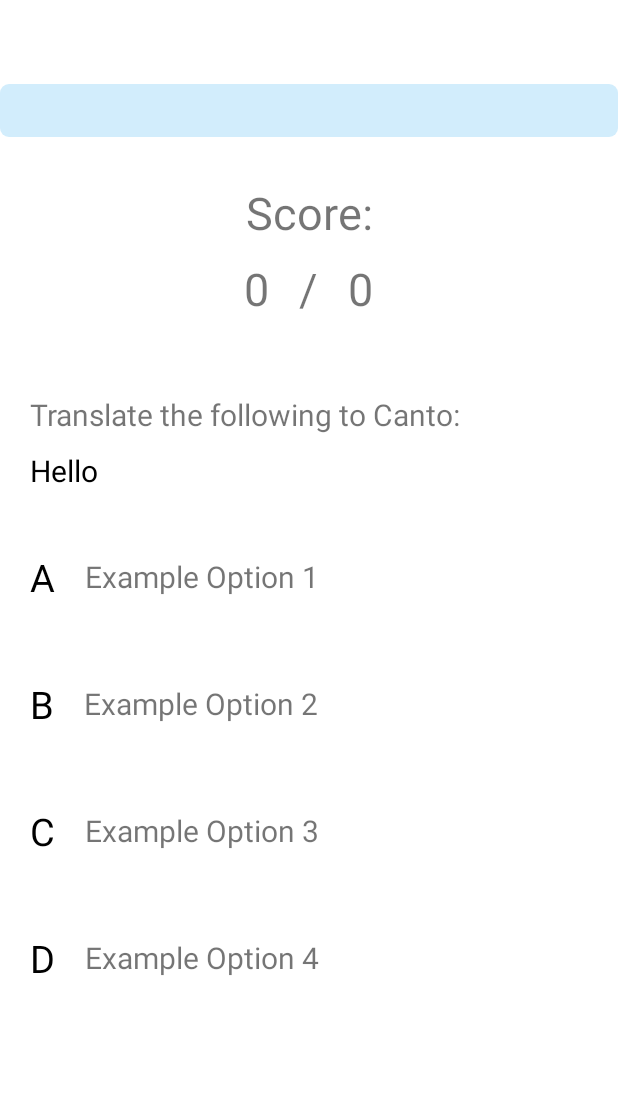
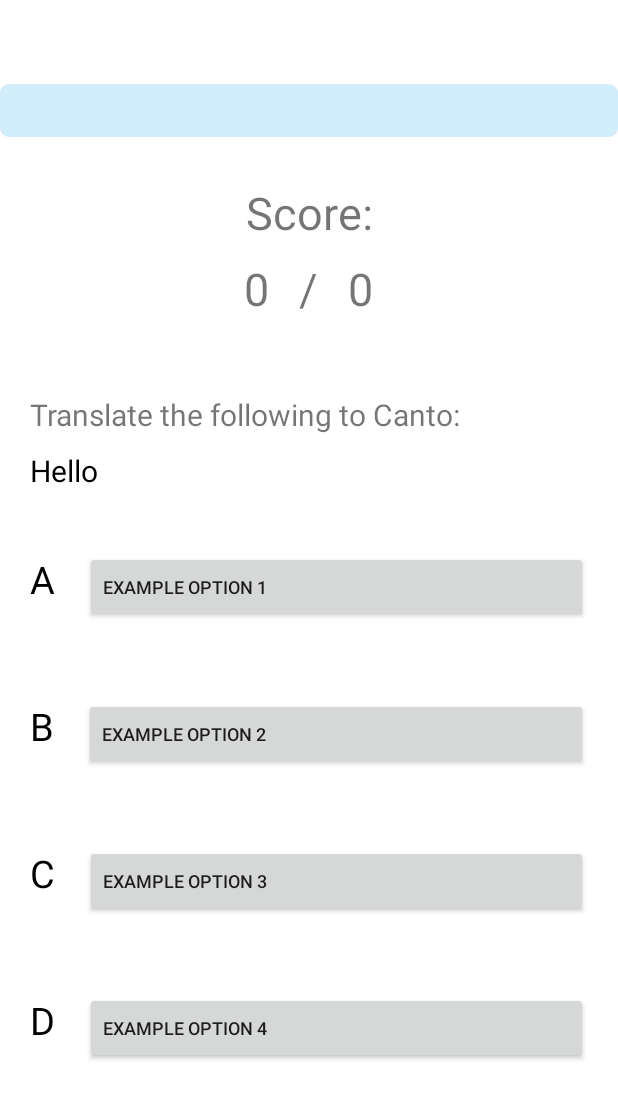
Before and after one commit to kttn54/CanStudy, an Android app: the layout activity_game.xml on its own in the app's theme, with its tools: preview values and no code run, on a phone screen of 412 x 824 dp. Shown: the top 1099 px of the screen. Run offline under Robolectric (Android 15) with nearby library versions, the phone set to English and light mode, and no system bars.

```diff
--- a/app/src/main/AndroidManifest.xml
+++ b/app/src/main/AndroidManifest.xml
@@ -4,8 +4,8 @@
     package="com.example.canstudy">
 
     <application
+        android:name=".CanStudyApp"
         android:allowBackup="true"
-        android:name=".CanStudyApp"
         android:dataExtractionRules="@xml/data_extraction_rules"
         android:fullBackupContent="@xml/backup_rules"
         android:icon="@mipmap/ic_launcher"
@@ -14,6 +14,9 @@
         android:supportsRtl="true"
         android:theme="@style/Theme.CanStudy"
         tools:targetApi="31">
+        <activity
+            android:name=".BaseActivity"
+            android:exported="false" />
         <activity
             android:name=".ui.GameActivity"
             android:exported="false" />
--- a/app/src/main/java/com/example/canstudy/db/WordDatabase.kt
+++ b/app/src/main/java/com/example/canstudy/db/WordDatabase.kt
@@ -57,7 +57,7 @@ abstract class WordDatabase: RoomDatabase() {
                         WordDatabase::class.java,
                         "CantoWords"
                     )
-                        .createFromAsset("database/CantoWords_v3.db")
+                        .createFromAsset("database/CantoWords_shortened.db")
                         .addMigrations(
                             migration1to2)
                         .build()
--- a/app/src/main/java/com/example/canstudy/ui/GameActivity.kt
+++ b/app/src/main/java/com/example/canstudy/ui/GameActivity.kt
@@ -6,17 +6,26 @@ import androidx.appcompat.app.AppCompatActivity
 import android.os.Bundle
 import android.os.CountDownTimer
 import android.provider.MediaStore
+import android.util.Log
 import android.view.View
 import android.widget.Button
 import android.widget.LinearLayout
 import android.widget.ProgressBar
 import android.widget.TextView
+import androidx.appcompat.widget.AppCompatButton
+import com.example.canstudy.CanStudyApp
 import com.example.canstudy.Constants
 import com.example.canstudy.R
 import com.example.canstudy.databinding.ActivityGameBinding
 import com.example.canstudy.databinding.DialogExitGameBinding
+import org.w3c.dom.Text
+import kotlin.random.Random
 
-class GameActivity : AppCompatActivity(), View.OnClickListener {
+/**
+ * A class that adds the Game functionality, allowing users to test themselves in 60 seconds.
+ */
+
+class GameActivity : BaseActivity(), View.OnClickListener {
 
     private lateinit var binding : ActivityGameBinding
     private lateinit var tvDifficultySetting : TextView
@@ -24,6 +33,8 @@ class GameActivity : AppCompatActivity(), View.OnClickListener {
     private lateinit var tvGameTime : TextView
     private lateinit var tvGameScore : TextView
     private lateinit var tvGameEnglishDescription : TextView
+    private lateinit var tvGameEnglishTranslation : TextView
+    private lateinit var tvGameWordID : TextView
     private lateinit var btnEasyDifficulty: Button
     private lateinit var btnMediumDifficulty: Button
     private lateinit var btnHardDifficulty: Button
@@ -32,13 +43,21 @@ class GameActivity : AppCompatActivity(), View.OnClickListener {
     private lateinit var llOptionB: LinearLayout
     private lateinit var llOptionC: LinearLayout
     private lateinit var llOptionD: LinearLayout
+    private lateinit var tvGameOptionA: AppCompatButton
+    private lateinit var tvGameOptionB: AppCompatButton
+    private lateinit var tvGameOptionC: AppCompatButton
+    private lateinit var tvGameOptionD: AppCompatButton
 
+    private var gameState = "PRE-GAME"
     private var difficultySetting = "Easy"
 
     private var countdownTimer: CountDownTimer? = null
     private var gameTimer: CountDownTimer? = null
     private var countdownTime = 3
     private var gameTime = 60
+
+    private var wrongWordList = ArrayList<Int>()
+    private var randomIndex: Int = Random.nextInt()
 
     private lateinit var progressBar: ProgressBar
 
@@ -56,6 +75,9 @@ class GameActivity : AppCompatActivity(), View.OnClickListener {
         btnHardDifficulty.setOnClickListener(this)
     }
 
+    /**
+     * A function that initialises the UI components.
+     */
     private fun initialiseActivity() {
         setSupportActionBar(binding.toolbarGame)
         if(supportActionBar != null) {
@@ -63,7 +85,6 @@ class GameActivity : AppCompatActivity(), View.OnClickListener {
             supportActionBar?.title = "Game"
         }
 
-        //TODO: add a dialog box saying "are you sure you want to exit while the game is playing"
         binding.toolbarGame.setNavigationOnClickListener { onBackPressed() }
 
         tvDifficultySetting = binding.tvDifficultySetting
@@ -71,6 +92,8 @@ class GameActivity : AppCompatActivity(), View.OnClickListener {
         tvGameTime = binding.tvGameTime
         tvGameScore = binding.tvGameScore
         tvGameEnglishDescription = binding.tvGameEnglishDescription
+        tvGameEnglishTranslation = binding.tvGameEnglishTranslation
+        tvGameWordID = binding.tvGameWordID
         btnEasyDifficulty = binding.btnEasyDifficulty
         btnMediumDifficulty = binding.btnMediumDifficulty
         btnHardDifficulty = binding.btnHardDifficulty
@@ -79,12 +102,20 @@ class GameActivity : AppCompatActivity(), View.OnClickListener {
         llOptionB = binding.llOptionB
         llOptionC = binding.llOptionC
         llOptionD = binding.llOptionD
+        tvGameOptionA = binding.tvGameOptionA
+        tvGameOptionB = binding.tvGameOptionB
+        tvGameOptionC = binding.tvGameOptionC
+        tvGameOptionD = binding.tvGameOptionD
 
         progressBar = binding.progressBarGame
         mediaPlayer = MediaPlayer.create(this@GameActivity, R.raw.yummy_dim_sum)
     }
 
+    /**
+     * A function that describes how each button should react when they are clicked.
+     */
     override fun onClick(view: View?) {
+        if (gameState == "PRE-GAME") {
             var button = view as Button
 
             if (button.text.toString() == "Easy") {
@@ -94,10 +125,17 @@ class GameActivity : AppCompatActivity(), View.OnClickListener {
             } else {
                 difficultySetting = Constants.HARD_DIFFICULTY
             }
-
+            gameState = "MID-GAME"
             setupGame()
+        } else {
+            var textView = view as TextView
         }
 
+    }
+
+    /**
+     * A function that shows the countdown before the game starts.
+     */
     private fun setupGame() {
         tvDifficultySetting.visibility = View.GONE
         btnEasyDifficulty.visibility = View.GONE
@@ -118,21 +156,31 @@ class GameActivity : AppCompatActivity(), View.OnClickListener {
         }.start()
     }
 
+    /**
+     * A function that starts the game once the countdown has finished.
+     */
     private fun startGame() {
-        // mediaPlayer.start()
+        //mediaPlayer.start()
         binding.toolbarGame.title = "Game - $difficultySetting"
         progressBar.visibility = View.VISIBLE
         tvGameTime.visibility = View.VISIBLE
         tvGameScore.visibility = View.VISIBLE
         tvGameEnglishDescription.visibility = View.VISIBLE
+        tvGameEnglishTranslation.visibility = View.VISIBLE
         llGameScore.visibility = View.VISIBLE
         llOptionA.visibility = View.VISIBLE
         llOptionB.visibility = View.VISIBLE
         llOptionC.visibility = View.VISIBLE
         llOptionD.visibility = View.VISIBLE
+        tvGameOptionA.visibility = View.VISIBLE
+        tvGameOptionB.visibility = View.VISIBLE
+        tvGameOptionC.visibility = View.VISIBLE
+        tvGameOptionD.visibility = View.VISIBLE
 
         progressBar.max = 60
         var currentTime = 60
+
+        getWord()
 
         gameTimer = object : CountDownTimer((gameTime * 1000).toLong(), 1000) {
             override fun onTick(p0: Long) {
@@ -142,13 +190,53 @@ class GameActivity : AppCompatActivity(), View.OnClickListener {
             }
 
             override fun onFinish() {
-                 // mediaPlayer.stop()
+                 //mediaPlayer.stop()
             }
         }.start()
     }
 
+    /**
+     * A function that retrieves a randomly selected word from the database that has not yet been tested.
+     */
+    private fun getWord() {
+        val dao = (application as CanStudyApp).db.wordDao()
+        getWordList(dao) { wordList ->
+            wordList.shuffle()
+
+            var wordID: Int
+            var selectedList: ArrayList<Int> = ArrayList()
+
+            // Get four random words
+            for (i in 1..4) {
+                do {
+                    randomIndex = Random.nextInt(0, wordList.size)
+                    wordID = wordList[randomIndex].ID
+                } while (selectedList.contains(wordID))
+
+                selectedList.add(wordID)
+
+                if (i == 1) {
+                    tvGameEnglishTranslation.text = wordList[randomIndex].getEnglishWord()
+                }
+            }
+
+            selectedList.shuffle()
+
+            // TODO: CHANGE THE DATABASE ID NUMBERS TO START FROM 0
+            tvGameOptionA.text = wordList[selectedList[0]].getCantoWord()
+            tvGameOptionB.text = wordList[selectedList[1]].getCantoWord()
+            tvGameOptionC.text = wordList[selectedList[2]].getCantoWord()
+            tvGameOptionD.text = wordList[selectedList[3]].getCantoWord()
+
+            // tvGameWordID.text = wordID.toString()
+        }
+    }
+
+    /**
+     * A function that displays a dialog box if the user wants to exit the Game activity.
+     */
     override fun onBackPressed() {
-        var customDialog = Dialog(this)
+        val customDialog = Dialog(this)
         val dialogBinding = DialogExitGameBinding.inflate(layoutInflater)
         customDialog.setContentView(dialogBinding.root)
         customDialog.setCanceledOnTouchOutside(false)
@@ -163,6 +251,9 @@ class GameActivity : AppCompatActivity(), View.OnClickListener {
         customDialog.show()
     }
 
+    /**
+     * A function that stops the media player once the activity is destroyed to avoid memory leaks.
+     */
     override fun onDestroy() {
         super.onDestroy()
         mediaPlayer.release()
--- a/app/src/main/res/layout/activity_game.xml
+++ b/app/src/main/res/layout/activity_game.xml
@@ -132,7 +132,7 @@
         app:layout_constraintEnd_toEndOf="parent"
         app:layout_constraintStart_toStartOf="parent"
         app:layout_constraintTop_toBottomOf="@id/tvGameEnglishTranslation"
-        android:visibility="invisible"
+        android:visibility="gone"
         tools:visibility="visible">
 
         <TextView
@@ -142,14 +142,15 @@
             android:textColor="@color/black"
             android:textSize="@dimen/game_option_letter_size" />
 
-        <TextView
+        <androidx.appcompat.widget.AppCompatButton
             android:id="@+id/tvGameOptionA"
             android:layout_width="match_parent"
-            android:layout_height="match_parent"
+            android:layout_height="wrap_content"
             android:textSize="@dimen/game_option_description_size"
             android:gravity="center_vertical"
             android:layout_marginStart="@dimen/game_option_description_start_margin"
-            tools:text="Example Option 1"/>
+            tools:text="Example Option 1" />
+
     </LinearLayout>
     <LinearLayout
         android:id="@+id/llOptionB"
@@ -162,7 +163,7 @@
         app:layout_constraintEnd_toEndOf="parent"
         app:layout_constraintStart_toStartOf="parent"
         app:layout_constraintTop_toBottomOf="@id/llOptionA"
-        android:visibility="invisible"
+        android:visibility="gone"
         tools:visibility="visible">
 
         <TextView
@@ -172,14 +173,14 @@
             android:textColor="@color/black"
             android:textSize="@dimen/game_option_letter_size" />
 
-        <TextView
+        <androidx.appcompat.widget.AppCompatButton
             android:id="@+id/tvGameOptionB"
             android:layout_width="match_parent"
-            android:layout_height="match_parent"
+            android:layout_height="wrap_content"
             android:textSize="@dimen/game_option_description_size"
             android:gravity="center_vertical"
             android:layout_marginStart="@dimen/game_option_description_start_margin"
-            tools:text="Example Option 2"/>
+            tools:text="Example Option 2" />
     </LinearLayout>
     <LinearLayout
         android:id="@+id/llOptionC"
@@ -192,7 +193,7 @@
         app:layout_constraintEnd_toEndOf="parent"
         app:layout_constraintStart_toStartOf="parent"
         app:layout_constraintTop_toBottomOf="@id/llOptionB"
-        android:visibility="invisible"
+        android:visibility="gone"
         tools:visibility="visible">
 
         <TextView
@@ -202,14 +203,14 @@
             android:textColor="@color/black"
             android:textSize="@dimen/game_option_letter_size" />
 
-        <TextView
+        <androidx.appcompat.widget.AppCompatButton
             android:id="@+id/tvGameOptionC"
             android:layout_width="match_parent"
-            android:layout_height="match_parent"
+            android:layout_height="wrap_content"
             android:textSize="@dimen/game_option_description_size"
             android:gravity="center_vertical"
             android:layout_marginStart="@dimen/game_option_description_start_margin"
-            tools:text="Example Option 3"/>
+            tools:text="Example Option 3" />
     </LinearLayout>
     <LinearLayout
         android:id="@+id/llOptionD"
@@ -222,7 +223,7 @@
         app:layout_constraintEnd_toEndOf="parent"
         app:layout_constraintStart_toStartOf="parent"
         app:layout_constraintTop_toBottomOf="@id/llOptionC"
-        android:visibility="invisible"
+        android:visibility="gone"
         tools:visibility="visible">
 
         <TextView
@@ -232,15 +233,24 @@
             android:textColor="@color/black"
             android:textSize="@dimen/game_option_letter_size" />
 
-        <TextView
+        <androidx.appcompat.widget.AppCompatButton
             android:id="@+id/tvGameOptionD"
             android:layout_width="match_parent"
-            android:layout_height="match_parent"
+            android:layout_height="wrap_content"
             android:textSize="@dimen/game_option_description_size"
             android:gravity="center_vertical"
             android:layout_marginStart="@dimen/game_option_description_start_margin"
-            tools:text="Example Option 4"/>
+            tools:text="Example Option 4" />
     </LinearLayout>
+
+    <TextView
+        android:id="@+id/tvGameWordID"
+        android:layout_width="wrap_content"
+        android:layout_height="wrap_content"
+        app:layout_constraintTop_toBottomOf="@id/llOptionD"
+        app:layout_constraintStart_toStartOf="parent"
+        app:layout_constraintEnd_toEndOf="parent"
+        android:visibility="invisible"/>
 
     <TextView
         android:id="@+id/tvCountdown"
--- a/app/src/main/res/layout/activity_test.xml
+++ b/app/src/main/res/layout/activity_test.xml
@@ -193,7 +193,7 @@
         android:text="Check"/>
 
     <TextView
-        android:id="@+id/tvWordID"
+        android:id="@+id/tvTestWordID"
         app:layout_constraintTop_toBottomOf="@id/btnCheck"
         app:layout_constraintStart_toStartOf="parent"
         app:layout_constraintEnd_toEndOf="parent"
--- a/app/src/main/res/values/dimens.xml
+++ b/app/src/main/res/values/dimens.xml
@@ -2,7 +2,7 @@
 <resources>
     <dimen name="main_button">120dp</dimen>
     <dimen name="game_option_letter_size">25sp</dimen>
-    <dimen name="game_option_description_size">20sp</dimen>
+    <dimen name="game_option_description_size">12sp</dimen>
     <dimen name="game_option_letter_A_top_margin">40dp</dimen>
     <dimen name="game_option_letter_BCD_top_margin">50dp</dimen>
     <dimen name="game_option_letter_start_end_margin">20dp</dimen>
```
Also changed, not shown: app/src/main/java/com/example/canstudy/ui/BaseActivity.kt (added, +44 -0 lines), app/src/main/java/com/example/canstudy/ui/TestActivity.kt (+12 -31 lines), app/src/main/res/layout/activity_base.xml (added, +9 -0 lines), app/src/main/assets/database/CantoWords_shortened.db (added), app/src/main/assets/database/CantoWords_v3.db. Lines whose indentation alone changed are shown as unchanged.
